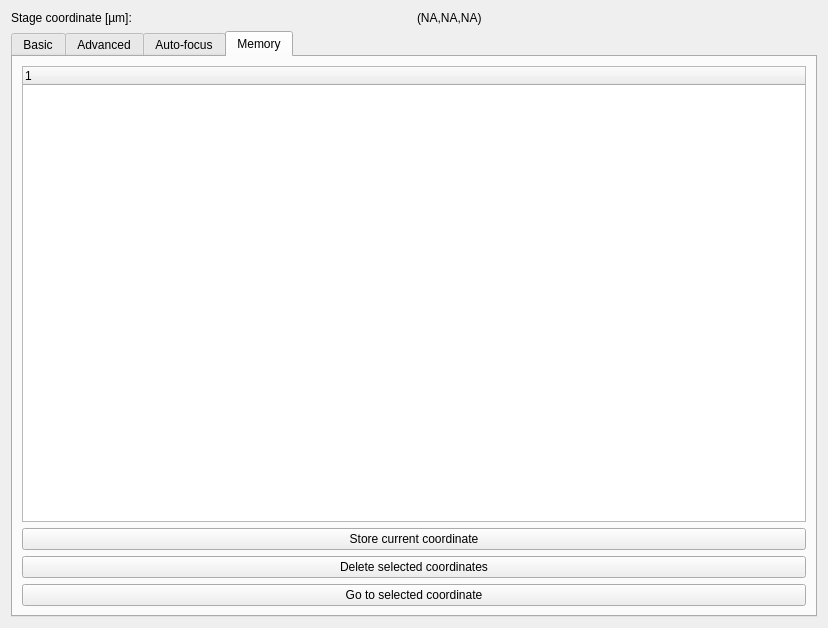
First picture: the form in iris/resources/motion_video/stagecontrol.ui, repository The-Thomas-Lab-UCL/orm-iris, before the edit.
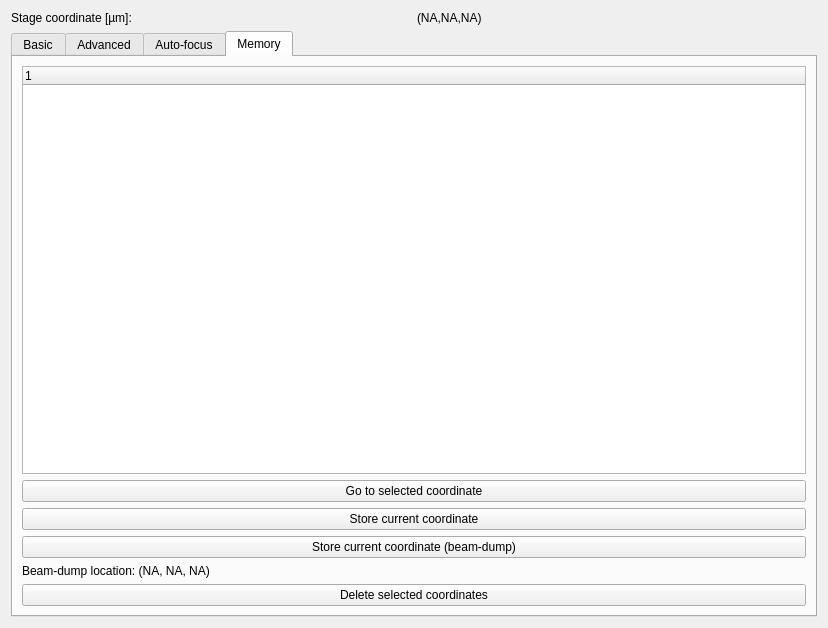
Second picture: the form after the edit. The open tabs and pages were chosen to show the change.

Commit message:
Added: beam dump
motion_video can now store beamdump locations as well.
hilvl_Raman can now automatically go to the beamdump location after the measurements are finished.

The edit to the form file:
```diff
--- a/iris/resources/motion_video/stagecontrol.ui
+++ b/iris/resources/motion_video/stagecontrol.ui
@@ -494,6 +494,13 @@
              </column>
             </widget>
            </item>
+           <item>
+            <widget class="QPushButton" name="btn_memory_goto">
+             <property name="text">
+              <string>Go to selected coordinate</string>
+             </property>
+            </widget>
+           </item>
            <item>
             <widget class="QPushButton" name="btn_memory_save">
              <property name="text">
@@ -501,6 +508,20 @@
              </property>
             </widget>
            </item>
+           <item>
+            <widget class="QPushButton" name="btn_memory_save_beamdump">
+             <property name="text">
+              <string>Store current coordinate (beam-dump)</string>
+             </property>
+            </widget>
+           </item>
+           <item>
+            <widget class="QLabel" name="lbl_beamdump">
+             <property name="text">
+              <string>Beam-dump location: (NA, NA, NA)</string>
+             </property>
+            </widget>
+           </item>
            <item>
             <widget class="QPushButton" name="btn_memory_delete">
              <property name="text">
@@ -508,13 +529,6 @@
              </property>
             </widget>
            </item>
-           <item>
-            <widget class="QPushButton" name="btn_memory_goto">
-             <property name="text">
-              <string>Go to selected coordinate</string>
-             </property>
-            </widget>
-           </item>
           </layout>
          </item>
         </layout>
```
The commit also changes 5 other files.
